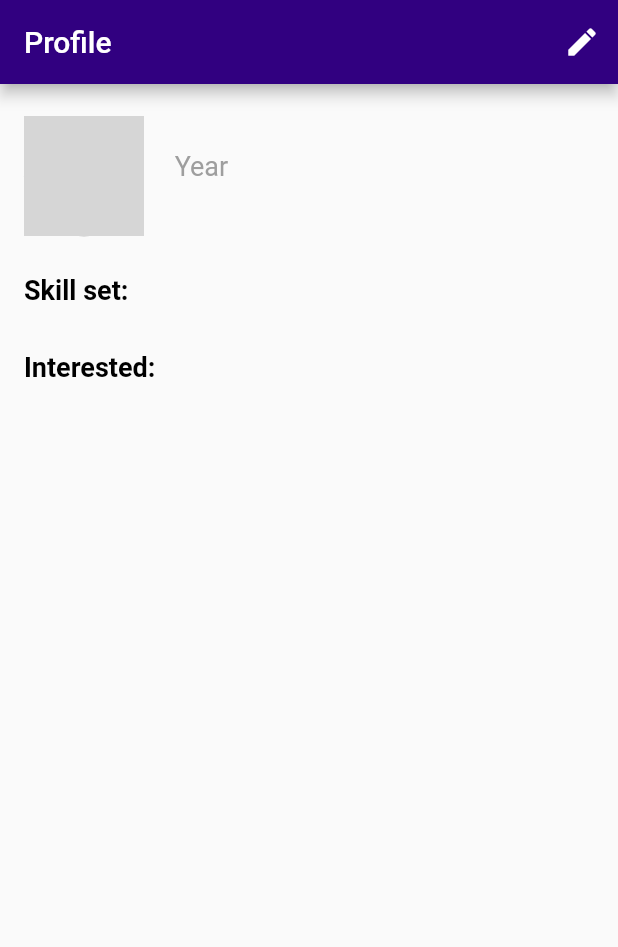
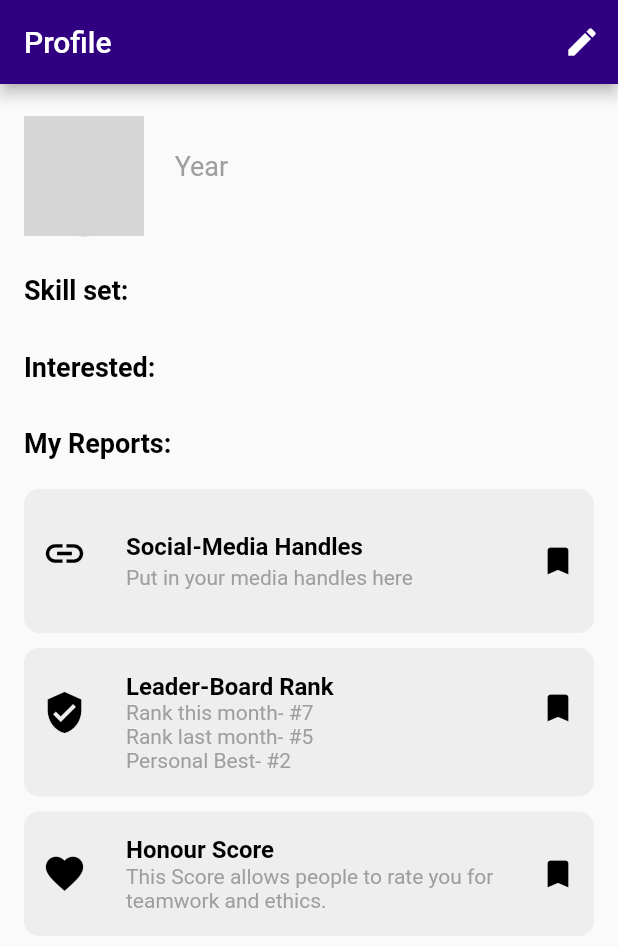
Before and after one commit to Rithik1611/team_up, a Flutter app: the ProfilePage screen opened directly with empty values, on a phone screen of 412 x 824 dp. Shown: the top 947 px of the screen. Run offline on Flutter 3.47's test engine with Material 3 defaults, Android fonts, the phone set to English and light mode, and no system bars; our stand-ins replace awesome_snackbar_content, curved_navigation_bar, dio, dropdown_search, getwidget, google_fonts and 2 more; grey boxes are pictures that could not be loaded.

Commit message:
my-reports

```diff
--- a/lib/view/profile_page.dart
+++ b/lib/view/profile_page.dart
@@ -2,9 +2,13 @@ import 'package:flutter/material.dart';
 import 'package:team_up/models/student.dart';
 import 'package:team_up/view/edit_page.dart';
 
+import 'social_media_page.dart';
+import 'leader_board_page.dart';
+import 'honour_score_page.dart';
+
 class ProfilePage extends StatefulWidget {
   final Student student;
-  const ProfilePage({super.key,required this.student});
+  const ProfilePage({super.key, required this.student});
 
   @override
   State<ProfilePage> createState() => _ProfilePageState();
@@ -12,16 +16,18 @@ class ProfilePage extends StatefulWidget {
 
 class _ProfilePageState extends State<ProfilePage> {
   late Student _student;
-  final List<Widget> _pages = [];
 
   @override
   void initState() {
     super.initState();
-    _student = widget.student;  // Initialize the _student variable here
+    _student = widget.student; // Initialize the _student variable here
   }
+
   @override
   Widget build(BuildContext context) {
-    return Scaffold(appBar: AppBar(automaticallyImplyLeading: false,
+    return Scaffold(
+      appBar: AppBar(
+        automaticallyImplyLeading: false,
         backgroundColor: const Color.fromARGB(255, 49, 0, 128),
         title: const Text("Profile"),
         actions: [
@@ -38,8 +44,6 @@ class _ProfilePageState extends State<ProfilePage> {
               if (updatedStudent != null) {
                 setState(() {
                   _student = updatedStudent;
-                  // Rebuild profile page with updated student details
-                  _pages[3] = ProfilePage(student: _student,);
                 });
               }
             },
@@ -58,7 +62,8 @@ class _ProfilePageState extends State<ProfilePage> {
                     radius: 40,
                     backgroundImage: _student.profilePic.path.isNotEmpty
                         ? FileImage(_student.profilePic)
-                      : const AssetImage('assets/profile_image.png') as ImageProvider,
+                        : const AssetImage('assets/profile_image.png')
+                            as ImageProvider,
                     backgroundColor: const Color.fromARGB(255, 137, 137, 137),
                   ),
                   const SizedBox(width: 16),
@@ -75,15 +80,24 @@ class _ProfilePageState extends State<ProfilePage> {
                       ),
                       Text(
                         '${_student.year} Year',
-                      style: const TextStyle(fontSize: 18, color: Colors.grey),
+                        style: const TextStyle(
+                          fontSize: 18,
+                          color: Colors.grey,
+                        ),
                       ),
                       Text(
                         _student.department,
-                      style: const TextStyle(fontSize: 18, color: Colors.grey),
+                        style: const TextStyle(
+                          fontSize: 18,
+                          color: Colors.grey,
+                        ),
                       ),
                       Text(
                         _student.section,
-                      style: const TextStyle(fontSize: 18, color: Colors.grey),
+                        style: const TextStyle(
+                          fontSize: 18,
+                          color: Colors.grey,
+                        ),
                       ),
                     ],
                   ),
@@ -104,9 +118,16 @@ class _ProfilePageState extends State<ProfilePage> {
               Wrap(
                 spacing: 8.0,
                 children: _student.skills
-                  .map((skill) => Chip(
-                      label: Text(skill, style: const TextStyle(color: Colors.white)),
-                      backgroundColor: const Color.fromARGB(255, 49, 0, 128)))
+                    .map(
+                      (skill) => Chip(
+                        label: Text(
+                          skill,
+                          style: const TextStyle(color: Colors.white),
+                        ),
+                        backgroundColor:
+                            const Color.fromARGB(255, 49, 0, 128),
+                      ),
+                    )
                     .toList(),
               ),
               const SizedBox(height: 20),
@@ -124,16 +145,130 @@ class _ProfilePageState extends State<ProfilePage> {
               Wrap(
                 spacing: 8.0,
                 children: _student.interests
-                  .map((interest) => Chip(
-                      label:
-                          Text(interest, style: const TextStyle(color: Colors.white)),
-                      backgroundColor:  const Color.fromARGB(255, 49, 0, 128)))
+                    .map(
+                      (interest) => Chip(
+                        label: Text(
+                          interest,
+                          style: const TextStyle(color: Colors.white),
+                        ),
+                        backgroundColor:
+                            const Color.fromARGB(255, 49, 0, 128),
+                      ),
+                    )
                     .toList(),
               ),
               const SizedBox(height: 20),
+
+              // Reports Section
+              const Align(
+                alignment: Alignment.centerLeft,
+                child: Text(
+                  'My Reports:',
+                  style: TextStyle(
+                    fontSize: 18,
+                    fontWeight: FontWeight.bold,
+                    color: Colors.black,
+                  ),
+                ),
+              ),
+              const SizedBox(height: 10),
+
+              // Report components in a single column
+              Column(
+                crossAxisAlignment: CrossAxisAlignment.start,
+                children: [
+                  const SizedBox(height: 10), // Add spacing between ListTiles
+
+                  // Social Media Handles (Navigates to SocialMediaPage)
+                  _buildReportTile(
+                    icon: Icons.link,
+                    title: 'Social-Media Handles',
+                    subtitle: "Put in your media handles here",
+                    onTap: () {
+                      Navigator.push(
+                        context,
+                        MaterialPageRoute(
+                          builder: (context) => SocialMediaPage(),
+                        ),
+                      );
+                    },
+                  ),
+                  const SizedBox(height: 10),
+
+                  // Leader Board Rank (Navigates to LeaderBoardPage)
+                  _buildReportTile(
+                    icon: Icons.verified_user,
+                    title: 'Leader-Board Rank',
+                    subtitle:
+                        'Rank this month- #7\nRank last month- #5\nPersonal Best- #2',
+                    onTap: () {
+                      Navigator.push(
+                        context,
+                        MaterialPageRoute(
+                          builder: (context) => LeaderBoardPage(),
+                        ),
+                      );
+                    },
+                  ),
+                  const SizedBox(height: 10),
+
+                  // Honour Score (Navigates to HonourScorePage)
+                  _buildReportTile(
+                    icon: Icons.favorite,
+                    title: 'Honour Score',
+                    subtitle:
+                        'This Score allows people to rate you for teamwork and ethics.',
+                    onTap: () {
+                      Navigator.push(
+                        context,
+                        MaterialPageRoute(
+                          builder: (context) => HonourScorePage(),
+                        ),
+                      );
+                    },
+                  ),
+                ],
+              ),
             ],
           ),
         ),
-    ));
+      ),
+    );
+  }
+
+  // Helper function to build clickable report ListTiles
+  Widget _buildReportTile({
+    required IconData icon,
+    required String title,
+    required String subtitle,
+    required VoidCallback onTap,
+  }) {
+    return InkWell(
+      onTap: onTap,
+      child: ListTile(
+        contentPadding: const EdgeInsets.all(12),
+        tileColor: Colors.grey[200], // Background color for the tile
+        shape: RoundedRectangleBorder(
+          borderRadius: BorderRadius.circular(10),
+        ),
+        leading: Icon(icon, size: 30, color: Colors.black), // Leading icon
+        trailing: const Icon(Icons.bookmark, color: Colors.black), // Bookmark icon
+        title: Text(
+          title,
+          style: const TextStyle(
+            fontSize: 16,
+            fontWeight: FontWeight.bold,
+            color: Colors.black,
+          ),
+        ),
+        subtitle: Text(
+          subtitle,
+          style: const TextStyle(
+            fontSize: 14,
+            color: Colors.grey,
+          ),
+        ),
+      ),
+    );
   }
 }
```
Also changed, not shown: lib/view/honour_score_page.dart (added, +21 -0 lines), lib/view/leader_board_page.dart (added, +21 -0 lines), lib/view/social_media_page.dart (added, +21 -0 lines). Lines whose indentation alone changed are shown as unchanged.
